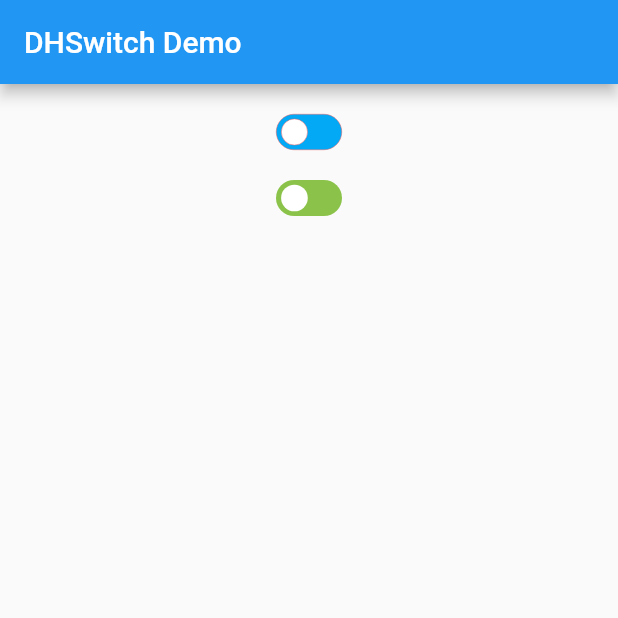
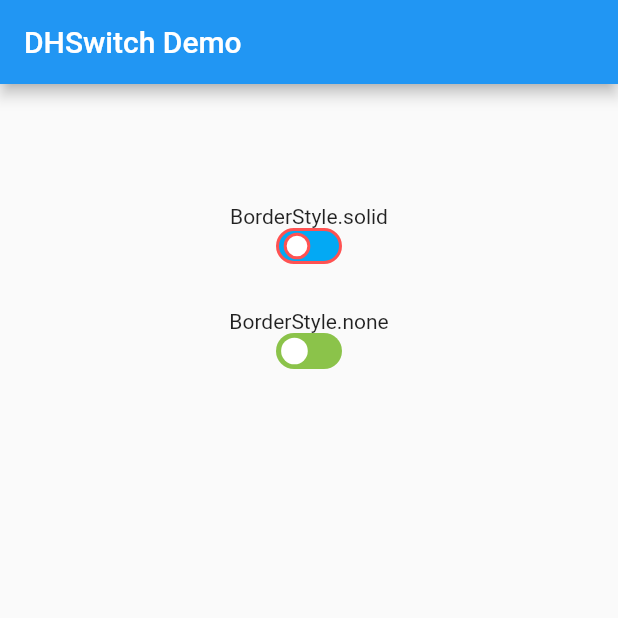
Before and after one commit to evanwsu/dh_switch, a Flutter app: the screen it shows after launch, on a phone screen of 412 x 824 dp, the top half of it. Run offline on Flutter 3.47's test engine with Material 2 defaults, Android fonts, the phone set to English and light mode, and no system bars.

Commit message:
* * *更新版本1.0.0

```diff
--- a/example/lib/main.dart
+++ b/example/lib/main.dart
@@ -34,28 +34,26 @@ class _SwitchPageState extends State<SwitchPage> {
   @override
   Widget build(BuildContext context) {
     return Scaffold(
-        appBar: AppBar(
-          title: Text(widget.title),
-        ),
+        appBar: AppBar(title: Text(widget.title)),
         body: Center(
           child: Column(
             mainAxisAlignment: MainAxisAlignment.start,
             children: <Widget>[
-              SizedBox(
-                height: 20,
-              ),
+              SizedBox(height: 80),
+              Text("BorderStyle.solid"),
               DHSwitch(
                   value: value,
                   activeTrackColor: Colors.lightBlueAccent,
                   inactiveTrackColor: Colors.lightBlue,
                   borderColor: Colors.redAccent,
+                  switchSize:
+                      SwitchSize(width: 44.0, height: 24.0, borderWidth: 2.0),
                   onChanged: (value) {
                     setState(() => this.value = value);
                   },
                   borderStyle: BorderStyle.solid),
-              SizedBox(
-                height: 20,
-              ),
+              SizedBox(height: 30),
+              Text("BorderStyle.none"),
               DHSwitch(
                   value: value,
                   activeTrackColor: Colors.lightGreenAccent,
--- a/lib/dh_switch.dart
+++ b/lib/dh_switch.dart
@@ -32,6 +32,8 @@ class DHSwitch extends StatefulWidget {
 
   /// 边框颜色
   final Color borderColor;
+
+  /// 自定义switch尺寸
   final SwitchSize switchSize;
 
   /// 边框样式， BorderStyle.none不设置边框
@@ -71,14 +73,11 @@ class _DHSwitchState extends State<DHSwitch>
       duration: _sToggleDuration,
       value: value,
     );
-    CurvedAnimation curvedAnimation = CurvedAnimation(
-      parent: _positionController,
-      curve: Curves.linear,
-    );
-    _circleAnimation =
-        AlignmentTween(begin: Alignment.centerLeft, end: Alignment.centerRight)
-            .animate(curvedAnimation)
-              ..addStatusListener(_handlePositionStateChanged);
+    _circleAnimation = AlignmentTween(
+            begin: Alignment.centerLeft, end: Alignment.centerRight)
+        .animate(
+            CurvedAnimation(parent: _positionController, curve: Curves.linear))
+      ..addStatusListener(_handlePositionStateChanged);
   }
 
   @override
--- a/pubspec.yaml
+++ b/pubspec.yaml
@@ -1,6 +1,6 @@
 name: dh_switch
 description: A Simple Switch package.
-version: 0.0.2
+version: 1.0.0
 author: evanwo <wz1167001021@gmail.com>
 homepage: https://github.com/evansherry/dh_switch
 
```
Also changed, not shown: example/pubspec.lock, images/switch.jpg, pubspec.lock, 4 other files.
